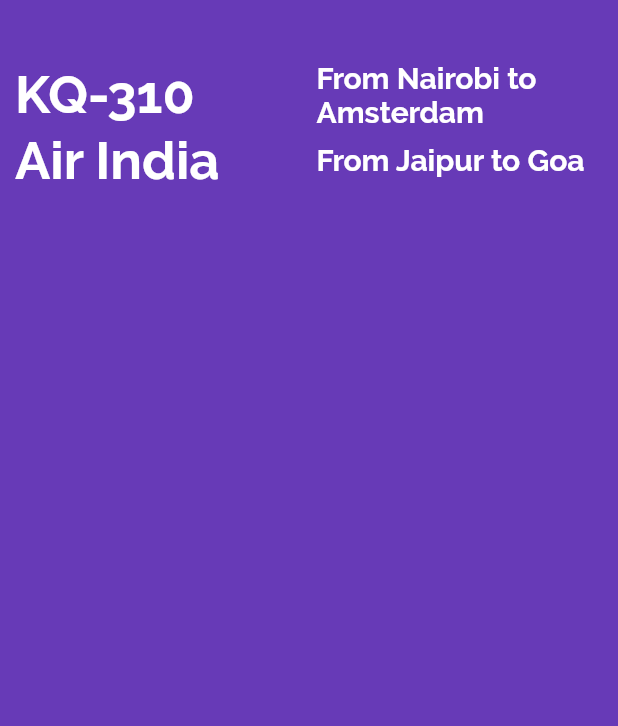
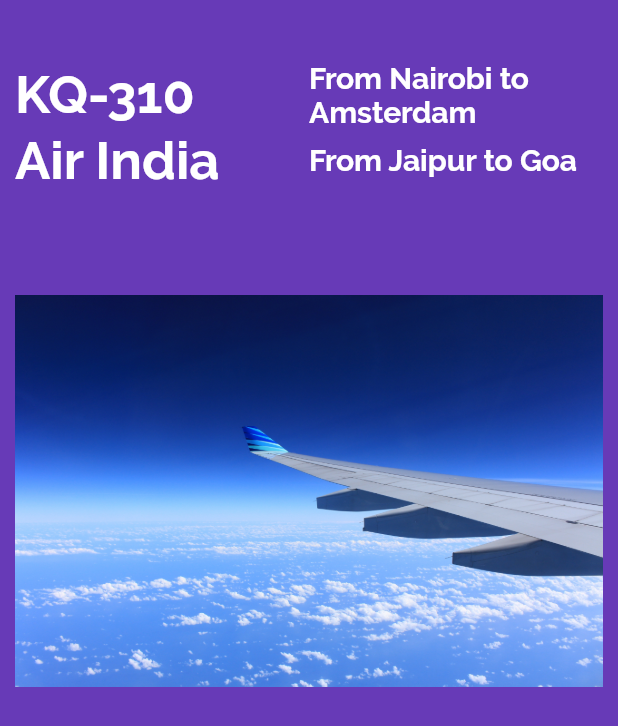
Before and after one commit to IamMutevu/secondFlutterApp, a Flutter app: the screen it shows after launch, on a phone screen of 412 x 824 dp. Shown: the top 726 px of the screen. Run offline on Flutter 3.47's test engine with Material 2 defaults, Android fonts, the phone set to English and light mode, and no system bars.

Commit message:
Image asset added

```diff
--- a/lib/app_screens/home.dart
+++ b/lib/app_screens/home.dart
@@ -6,7 +6,7 @@ class Home extends StatelessWidget{
     // TODO: implement build
     return Center(
       child: Container(
-        padding: EdgeInsets.only(left: 10.0, top: 40.0),
+        padding: EdgeInsets.only(left: 10.0, top: 40.0, right: 10.0),
         alignment: Alignment.center,
         color: Colors.deepPurple,
         child: Column(
@@ -70,15 +70,23 @@ class Home extends StatelessWidget{
                   ),
                 ),
               ],
-            )
+            ),
+            FlightImageAsset()
           ],
         )
-
-
-
-
       )
     );
 
   }
 }
+
+class FlightImageAsset extends StatelessWidget{
+  @override
+  Widget build(BuildContext context) {
+    AssetImage assetImage = AssetImage('images/plane.jpg');
+    Image image = Image(image: assetImage, width: 400.0, height: 400.0,);
+
+    return Container(child: image);
+  }
+
+}
--- a/pubspec.yaml
+++ b/pubspec.yaml
@@ -41,9 +41,9 @@ flutter:
   uses-material-design: true
 
   # To add assets to your application, add an assets section, like this:
-  # assets:
-  #  - images/a_dot_burr.jpeg
-  #  - images/a_dot_ham.jpeg
+  assets:
+    - images/plane.jpg
+    - images/a_dot_ham.jpeg
 
   # An image asset can refer to one or more resolution-specific "variants", see
   # https://flutter.dev/assets-and-images/#resolution-aware.
```
Also changed, not shown: images/plane.jpg (added).
